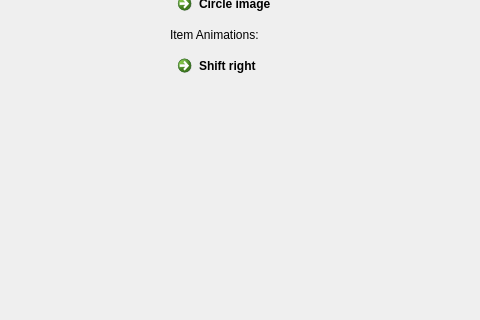
Above: demos/list-widgets/MainWindow.ui from lexxmark/qt-items before the change; both pictures show x 147 to 627 and y 171 to 491 of the 627 by 664 pixel window. Below: the same form after it.
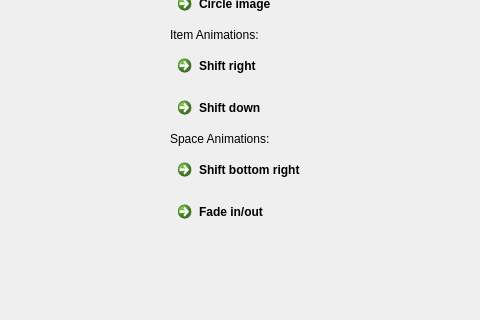
That is the form after the change. Custom widgets are drawn as their Qt base class.

Commit message: implement space animations

Patch:
```diff
--- a/demos/list-widgets/MainWindow.ui
+++ b/demos/list-widgets/MainWindow.ui
@@ -96,6 +96,34 @@
         </property>
        </widget>
       </item>
+      <item>
+       <widget class="QCommandLinkButton" name="shiftDownItemBttn">
+        <property name="text">
+         <string>Shift down</string>
+        </property>
+       </widget>
+      </item>
+      <item>
+       <widget class="QLabel" name="label_3">
+        <property name="text">
+         <string>Space Animations:</string>
+        </property>
+       </widget>
+      </item>
+      <item>
+       <widget class="QCommandLinkButton" name="shiftBottomRightBttn">
+        <property name="text">
+         <string>Shift bottom right</string>
+        </property>
+       </widget>
+      </item>
+      <item>
+       <widget class="QCommandLinkButton" name="fadeBttn">
+        <property name="text">
+         <string>Fade in/out</string>
+        </property>
+       </widget>
+      </item>
       <item>
        <spacer name="verticalSpacer">
         <property name="orientation">
```
The commit also changes 6 other files.
